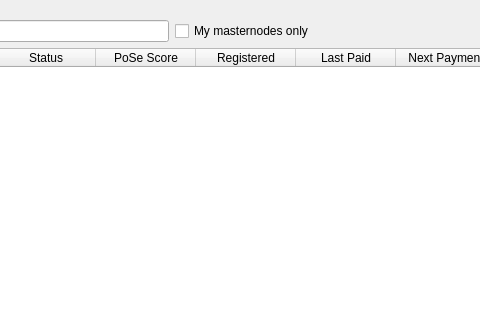
Qt form src/qt/forms/backup/masternodelist.ui (biblepay/biblepay) before a commit; both pictures show x 125 to 605 and y 0 to 320 of the 762 by 457 pixel window.
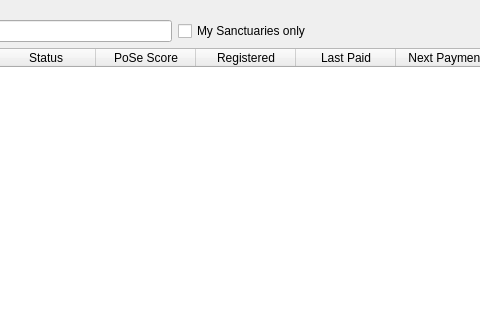
The same form after that commit.

Commit message: 1.6.0.3f-Mandatory Upgrade for TestNet - Add DWU to Leaderboard double click - Revert change to LLMQ sig-share-signer logic - Recaption masternode to sanctuary - Fix crash when sending a UTXO from the UI

Diff of the .ui file:
```diff
--- a/src/qt/forms/backup/masternodelist.ui
+++ b/src/qt/forms/backup/masternodelist.ui
@@ -71,7 +71,7 @@
             <string>Show only masternodes this wallet has keys for.</string>
            </property>
            <property name="text">
-            <string>My masternodes only</string>
+            <string>My Sanctuaries only</string>
            </property>
           </widget>
          </item>
```
Left out of the diff: 4 changed lines with no effect on the pictures. The commit also changes 12 other files.
